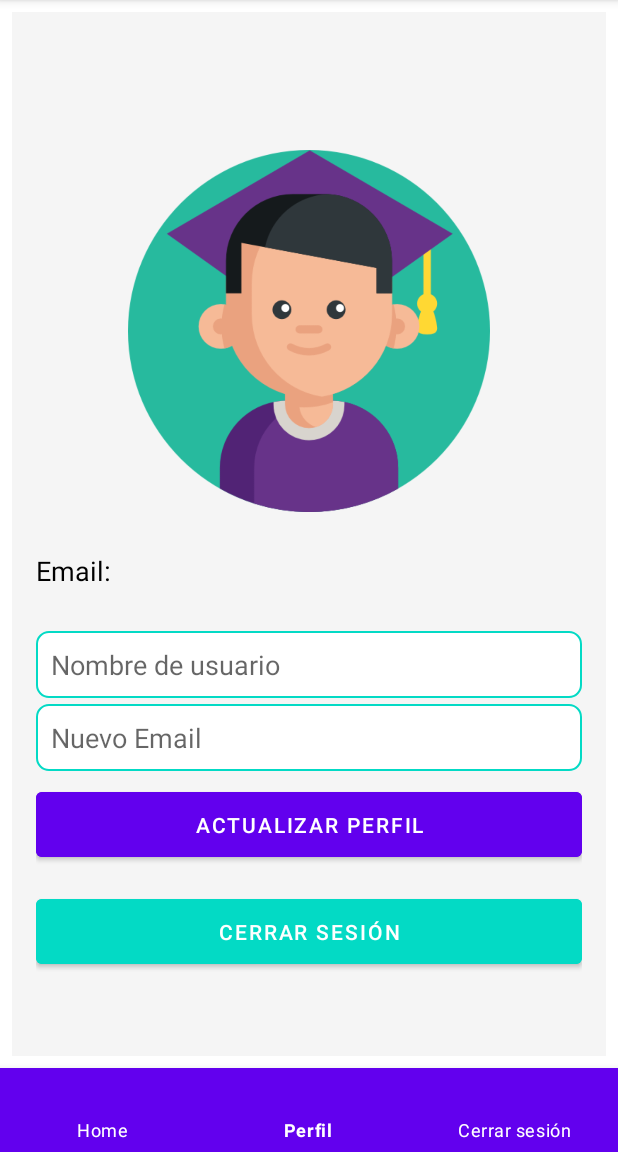
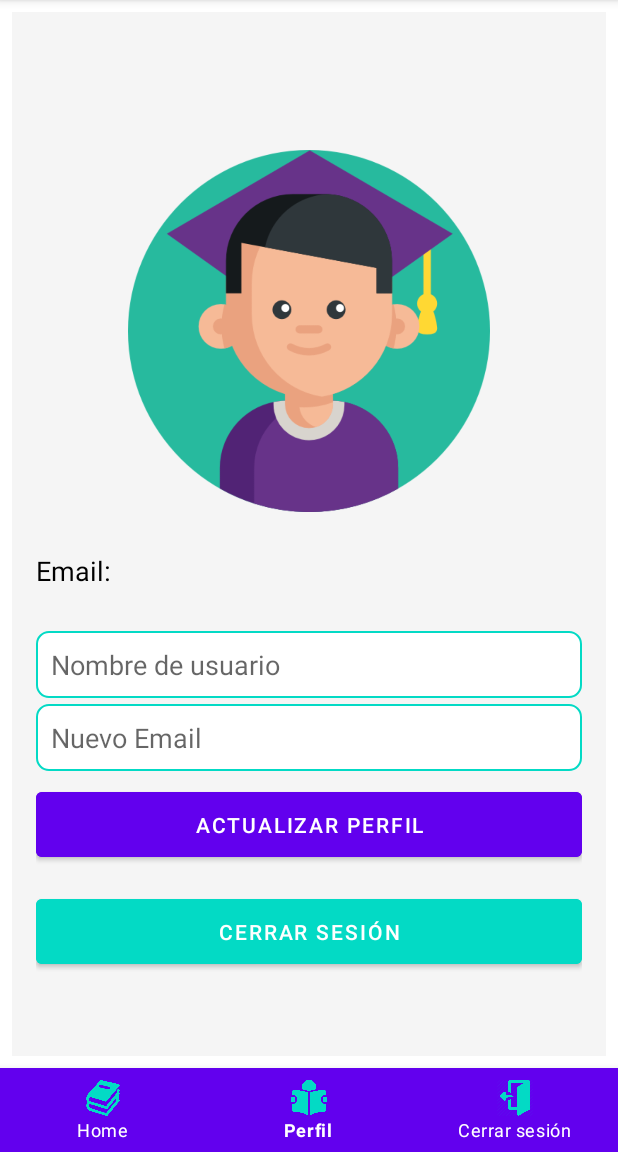
Before and after one commit to guidoftp/Aplicacion-IOT-BD, an Android app: the screen it shows after launch once a user with an empty profile is signed in (MainActivity), item 2 of the bottom bar chosen, on a phone screen of 412 x 824 dp, the part 84-1236 px from its top. Run offline under Robolectric (Android 15) with nearby library versions, the phone set to English and light mode, and no system bars; our stand-ins replace Firebase (no records; nobody signed in at launch, a user with empty details on screens opened directly).

Commit message:
Aplicacion al 100%

```diff
--- a/app/src/main/res/menu/bottom_nav_menu.xml
+++ b/app/src/main/res/menu/bottom_nav_menu.xml
@@ -1,14 +1,21 @@
 <?xml version="1.0" encoding="utf-8"?>
-<menu xmlns:android="http://schemas.android.com/apk/res/android">
+<menu xmlns:app="http://schemas.android.com/apk/res-auto"
+    xmlns:android="http://schemas.android.com/apk/res/android">
     <item
         android:id="@+id/nav_home"
-        android:title="Home" />
+        android:icon="@drawable/home"
+        android:title="Home"
+        app:showAsAction="ifRoom" />
 
     <item
         android:id="@+id/nav_profile"
-        android:title="Perfil" />
+        android:icon="@drawable/usuer"
+        android:title="Perfil"
+        app:showAsAction="ifRoom" />
 
     <item
         android:id="@+id/nav_logout"
-        android:title="Cerrar sesión"/>
+        android:icon="@drawable/cerrarsesion"
+        android:title="Cerrar sesión"
+        app:showAsAction="ifRoom" />
 </menu>
```
Also changed, not shown: app/src/main/res/drawable/cerrarsesion.png (added), app/src/main/res/drawable/home.png (added), app/src/main/res/drawable/logohome.png (deleted), app/src/main/res/drawable/usuer.png (added).
